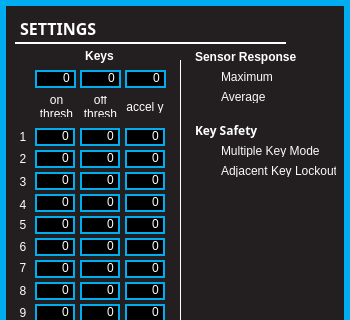
Above: standalone/ezpz/forms/settingsForm.ui from Muse-Kinetics/softstep_editor before the change; both pictures show x 0 to 350 and y 0 to 320 of the 350 by 460 pixel window. Below: the same form after it.
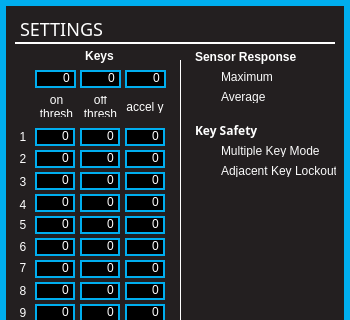
That is the form after the change. Icons and pictures are not drawn.

Commit message: minor adjustments to the easy editor settings window

What changed in the file:
```diff
--- a/standalone/ezpz/forms/settingsForm.ui
+++ b/standalone/ezpz/forms/settingsForm.ui
@@ -615,18 +615,15 @@
      <font>
       <family>Futura</family>
       <pointsize>-1</pointsize>
-      <weight>75</weight>
+      <weight>50</weight>
       <italic>false</italic>
-      <bold>true</bold>
+      <bold>false</bold>
      </font>
     </property>
     <property name="styleSheet">
      <string notr="true">QLabel
 	{
-		text:							&quot;Chomsky Honk&quot;;
-		font:							bold 16px;
-		font.underline: 		1;
-		font.letterSpacing:	100;
+		font:							 18px;
 	}</string>
     </property>
     <property name="text">
@@ -638,7 +635,7 @@
      <rect>
       <x>15</x>
       <y>42</y>
-      <width>271</width>
+      <width>320</width>
       <height>16</height>
      </rect>
     </property>
```
The commit also changes 2 other files.
